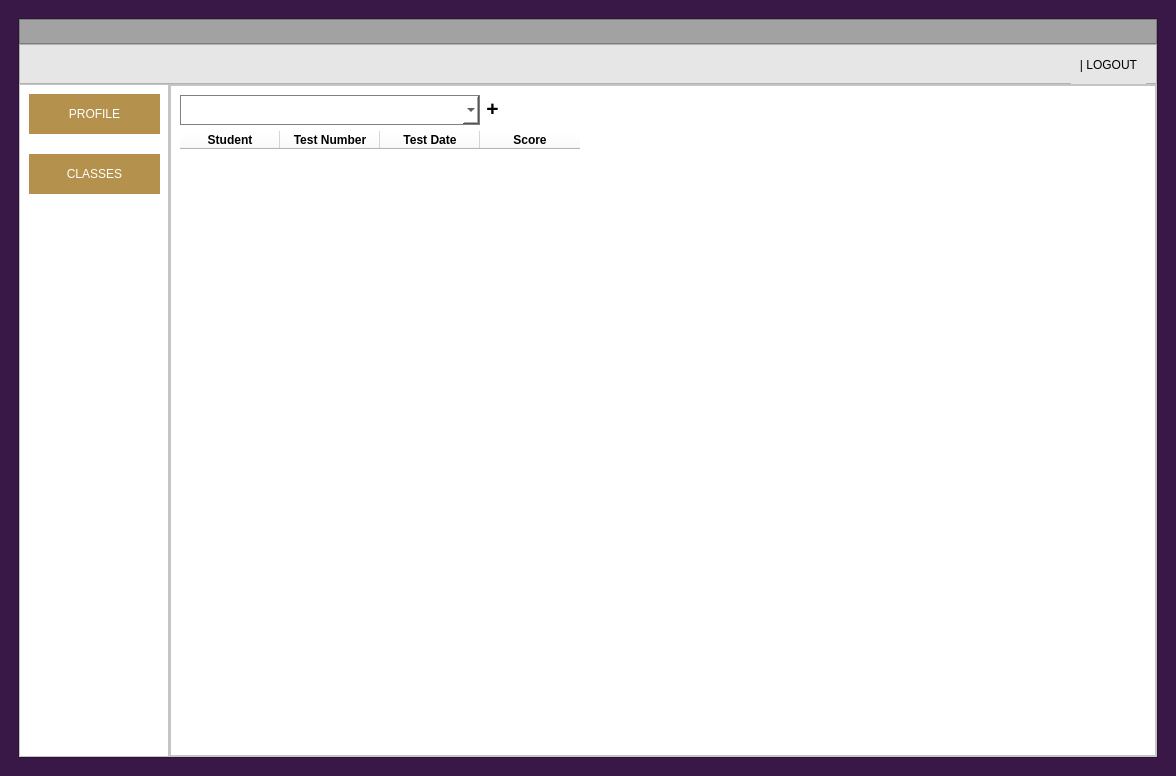
Old version of the form final_design.ui in the repository kparker99/University.
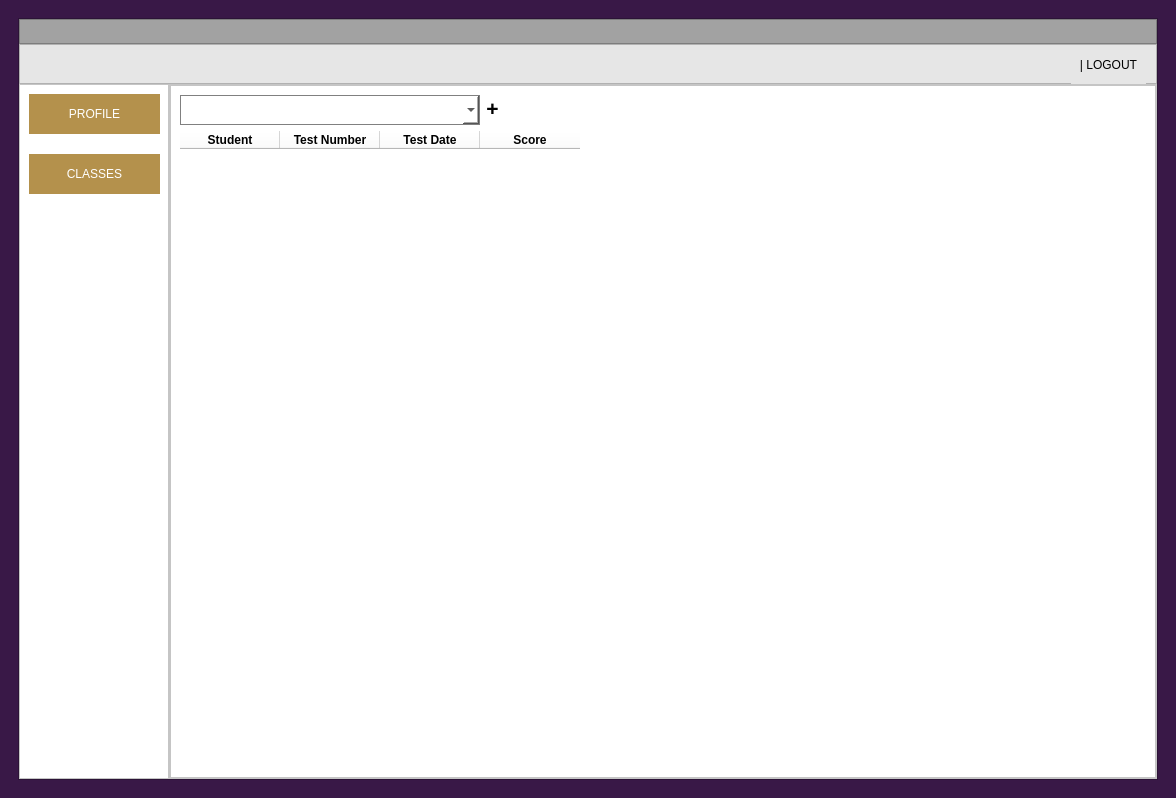
New version of the form. The open tabs and pages were chosen to show the change. Icons and pictures are not drawn.

```diff
--- a/final_design.ui
+++ b/final_design.ui
@@ -7,7 +7,7 @@
     <x>0</x>
     <y>0</y>
     <width>1176</width>
-    <height>776</height>
+    <height>798</height>
    </rect>
   </property>
   <property name="windowTitle">
@@ -3278,6 +3278,25 @@
                            <property name="editTriggers">
                             <set>QAbstractItemView::NoEditTriggers</set>
                            </property>
+                           <property name="showGrid">
+                            <bool>false</bool>
+                           </property>
+                           <property name="rowCount">
+                            <number>10</number>
+                           </property>
+                           <attribute name="verticalHeaderVisible">
+                            <bool>false</bool>
+                           </attribute>
+                           <row/>
+                           <row/>
+                           <row/>
+                           <row/>
+                           <row/>
+                           <row/>
+                           <row/>
+                           <row/>
+                           <row/>
+                           <row/>
                            <column>
                             <property name="text">
                              <string>Student</string>
```
Left out of the diff: 59 changed lines with no effect on the pictures.
